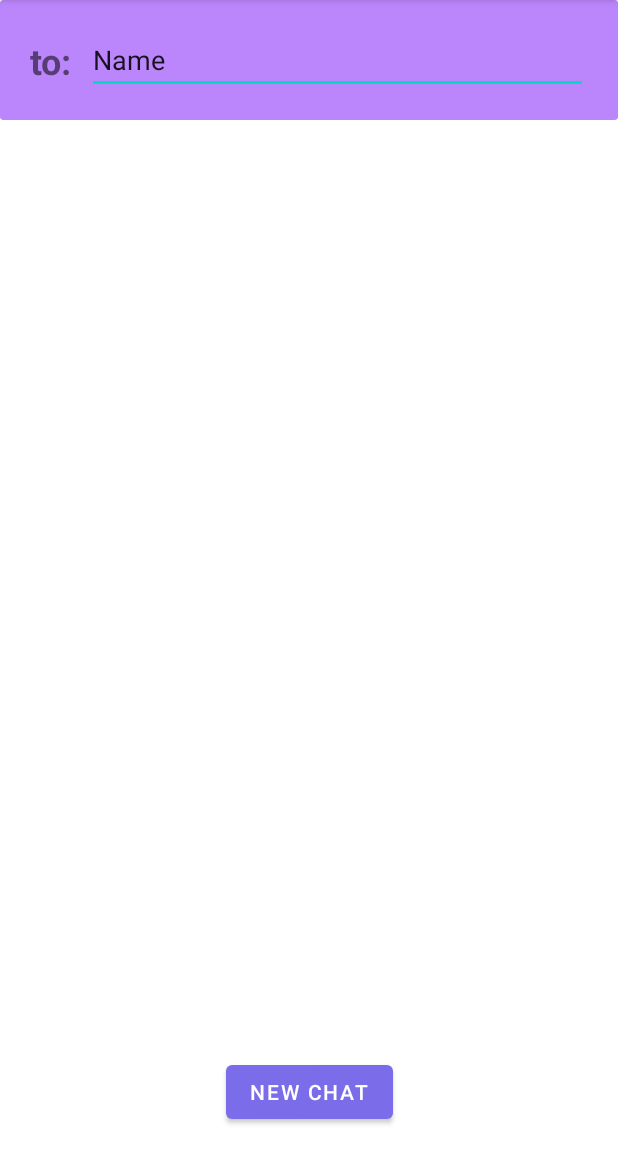
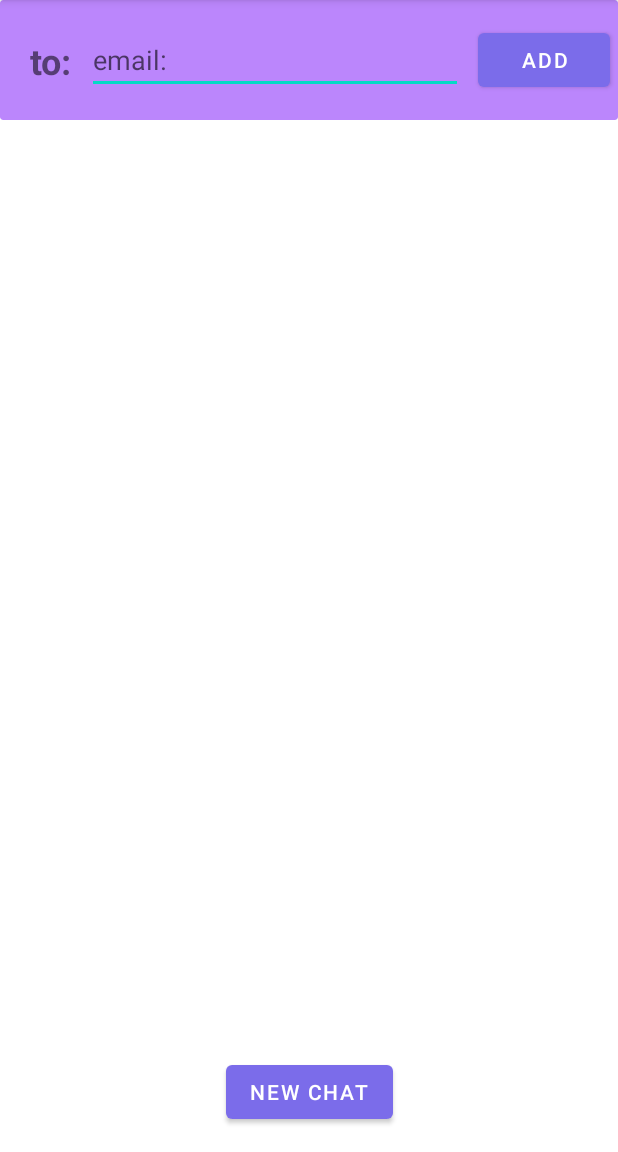
Before and after one commit to AlbertoHV23/POI, an Android app: the SendmessagesActivity screen opened directly, with no data from a screen before it, on a phone screen of 412 x 824 dp, the part 84-1236 px from its top. Run offline under Robolectric (Android 15) with nearby library versions, the phone set to English and light mode, and no system bars; our stand-ins replace Firebase (no records; nobody signed in at launch, a user with empty details on screens opened directly).

Commit message:
CHAT GRUPAL

```diff
--- a/app/app/src/main/java/com/poi/camppus/activities/SendmessagesActivity.kt
+++ b/app/app/src/main/java/com/poi/camppus/activities/SendmessagesActivity.kt
@@ -20,20 +20,26 @@ class SendmessagesActivity : AppCompatActivity() {
     private val db = FirebaseDatabase.getInstance() //INTANCIA DE LA BASE DE DATOS
     val firebase  = FirebaseFirestore.getInstance()
     private  lateinit  var destinatario:EditText
-    private  lateinit var mensajes: tbl_Mensajes
+    var grupo:MutableList<String> = mutableListOf()
 
     override fun onCreate(savedInstanceState: Bundle?) {
         super.onCreate(savedInstanceState)
         setContentView(R.layout.activity_sendmessages)
         auth = FirebaseAuth.getInstance()
         destinatario = findViewById(R.id.txt_sendDestinatario)
+
         var btn_enviar: Button = findViewById(R.id.btn_sendmensaje)
+        var btn_add: Button = findViewById(R.id.Agregar_grupo)
 
         btn_enviar.setOnClickListener(){
-
            enviarMensaje()
             finish()
         }
+        btn_add.setOnClickListener(){
+            grupo.add(destinatario.text.toString())
+            println(grupo)
+        }
+
 
 
 
@@ -44,15 +50,22 @@ class SendmessagesActivity : AppCompatActivity() {
         var chatId= UUID.randomUUID()
         val otherUser = destinatario.text.toString()
         val users = listOf(auth.currentUser.email, otherUser)
+
+        grupo.add(auth.currentUser.email)
         val chat = tbl_Chat(
                 id = chatId.toString(),
                 name = "$otherUser",
-                users = users
+                users = grupo
         )
 
+
+
         firebase.collection(ReferenciasFirebase.CHATS.toString()).document(chatId.toString()).set(chat)
-        firebase.collection(ReferenciasFirebase.USERS.toString()).document(auth.currentUser.email).collection(ReferenciasFirebase.CHATS.toString()).document(chatId.toString()).set(chat)
-        firebase.collection(ReferenciasFirebase.USERS.toString()).document(otherUser).collection(ReferenciasFirebase.CHATS.toString()).document(chatId.toString()).set(chat)
+        if (grupo !=null){
+            for (item:String in grupo){
+                firebase.collection(ReferenciasFirebase.USERS.toString()).document(item).collection(ReferenciasFirebase.CHATS.toString()).document(chatId.toString()).set(chat)
+            }
+        }
 
     }
 
--- a/app/app/src/main/res/layout/activity_sendmessages.xml
+++ b/app/app/src/main/res/layout/activity_sendmessages.xml
@@ -34,12 +34,12 @@
         android:layout_width="0dp"
         android:layout_height="wrap_content"
         android:layout_marginStart="10dp"
-        android:layout_marginEnd="20dp"
+        android:layout_marginEnd="10dp"
         android:ems="10"
+        android:hint="email:"
         android:inputType="textEmailAddress"
-        android:text="Name"
         app:layout_constraintBottom_toBottomOf="@+id/headerChat"
-        app:layout_constraintEnd_toEndOf="@+id/headerChat"
+        app:layout_constraintEnd_toStartOf="@+id/Agregar_grupo"
         app:layout_constraintStart_toEndOf="@+id/textView5"
         app:layout_constraintTop_toTopOf="parent" />
 
@@ -55,4 +55,14 @@
         app:layout_constraintStart_toStartOf="parent"
         app:layout_constraintTop_toTopOf="@+id/txt_sendDestinatario" />
 
+    <Button
+        android:id="@+id/Agregar_grupo"
+        android:layout_width="wrap_content"
+        android:layout_height="wrap_content"
+        android:layout_marginEnd="5dp"
+        android:text="Add"
+        app:layout_constraintBottom_toBottomOf="@+id/txt_sendDestinatario"
+        app:layout_constraintEnd_toEndOf="@+id/headerChat"
+        app:layout_constraintTop_toTopOf="@+id/txt_sendDestinatario" />
+
 </androidx.constraintlayout.widget.ConstraintLayout>
```
Also changed, not shown: app/app/src/main/java/com/poi/camppus/adapters/ListaChatAdapter.kt (+5 -2 lines).
